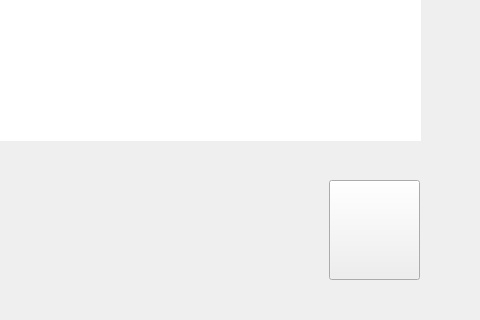
Before: the Qt Designer form Craftdium/craftdium.ui in luuxis/craftdium, drawn with Qt 5; both pictures show x 800 to 1280 and y 400 to 720 of the 1280 by 720 pixel window.
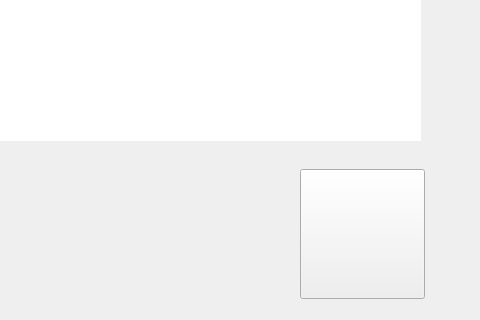
After: the same form once the commit is applied. Icons and pictures are not drawn.

Patch:
```diff
--- a/Craftdium/craftdium.ui
+++ b/Craftdium/craftdium.ui
@@ -222,10 +222,10 @@
    <widget class="QPushButton" name="pushButton_6">
     <property name="geometry">
      <rect>
-      <x>1129</x>
-      <y>580</y>
-      <width>91</width>
-      <height>100</height>
+      <x>1100</x>
+      <y>569</y>
+      <width>125</width>
+      <height>130</height>
      </rect>
     </property>
     <property name="cursor">
```
